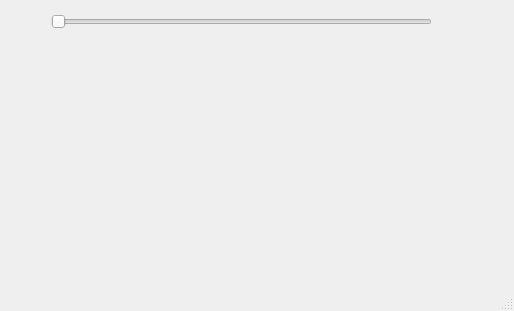
Above: mainwindow.ui from johnsonliu999/TG_Video_Player before the change. Below: the same form after it.
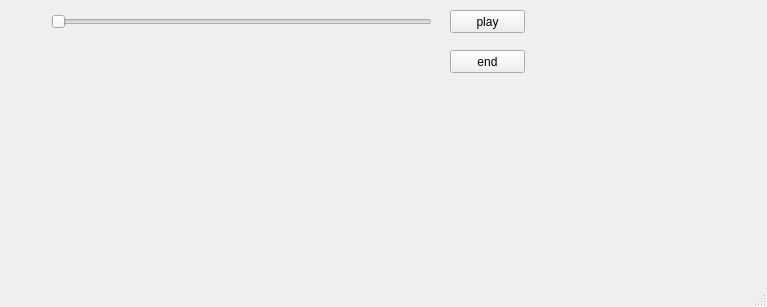
That is the form after the change.

Diff of the .ui file:
```diff
--- a/mainwindow.ui
+++ b/mainwindow.ui
@@ -6,8 +6,8 @@
    <rect>
     <x>0</x>
     <y>0</y>
-    <width>514</width>
-    <height>311</height>
+    <width>767</width>
+    <height>307</height>
    </rect>
   </property>
   <property name="windowTitle">
@@ -37,6 +37,32 @@
      <enum>Qt::Horizontal</enum>
     </property>
    </widget>
+   <widget class="QPushButton" name="playButton">
+    <property name="geometry">
+     <rect>
+      <x>450</x>
+      <y>10</y>
+      <width>75</width>
+      <height>23</height>
+     </rect>
+    </property>
+    <property name="text">
+     <string>play</string>
+    </property>
+   </widget>
+   <widget class="QPushButton" name="endButton">
+    <property name="geometry">
+     <rect>
+      <x>450</x>
+      <y>50</y>
+      <width>75</width>
+      <height>23</height>
+     </rect>
+    </property>
+    <property name="text">
+     <string>end</string>
+    </property>
+   </widget>
   </widget>
   <widget class="QMenuBar" name="menubar">
    <property name="geometry">
```
Left out of the diff: 2 changed lines with no effect on the pictures.
